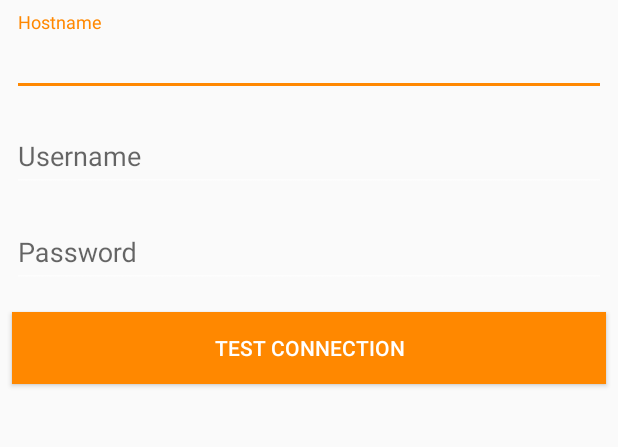
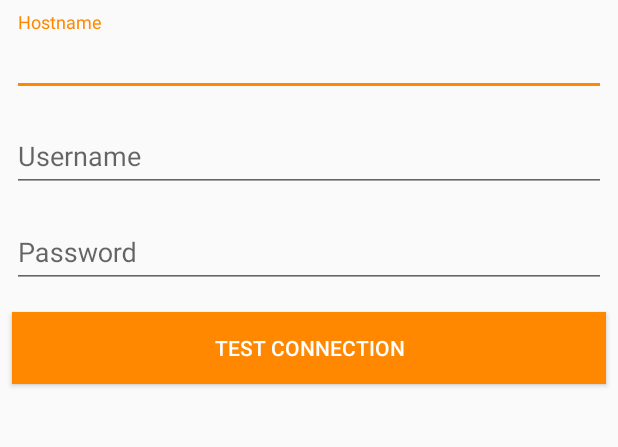
Before and after one commit to Shynixn/enternot-app, an Android app: the screen it shows after launch (ConfigurationActivity), on a phone screen of 412 x 824 dp, the part 192-639 px from its top. Run offline under Robolectric (Android 15) with nearby library versions, the phone set to English and light mode, and no system bars; libraries missing offline, so code that uses them is left out: org.jetbrains.anko, org.koin.dsl; 4 statements that could not run were skipped.

Commit message:
Potentially fixed color issue.

```diff
--- a/app/src/main/res/values/styles.xml
+++ b/app/src/main/res/values/styles.xml
@@ -6,7 +6,7 @@
         <item name="colorPrimary">@android:color/holo_orange_dark</item>
         <item name="colorPrimaryDark">@android:color/holo_orange_dark</item>
         <item name="colorAccent">@android:color/holo_orange_dark</item>
-        <item name="android:colorForeground">@android:color/background_light</item>
+        <item name="android:colorForeground">@android:color/black</item>
         <item name="android:statusBarColor">@android:color/holo_orange_light</item>
         <item name="android:buttonStyle">@style/buttonStyle</item>
         <item name="android:buttonStyleToggle">@style/buttonStyle</item>
```
